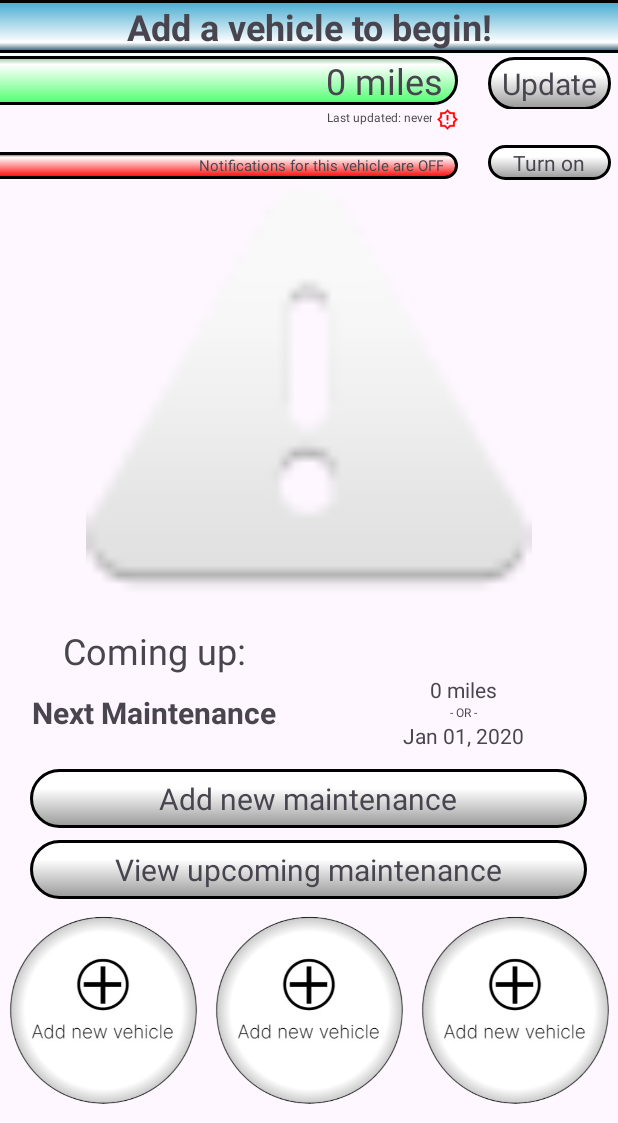
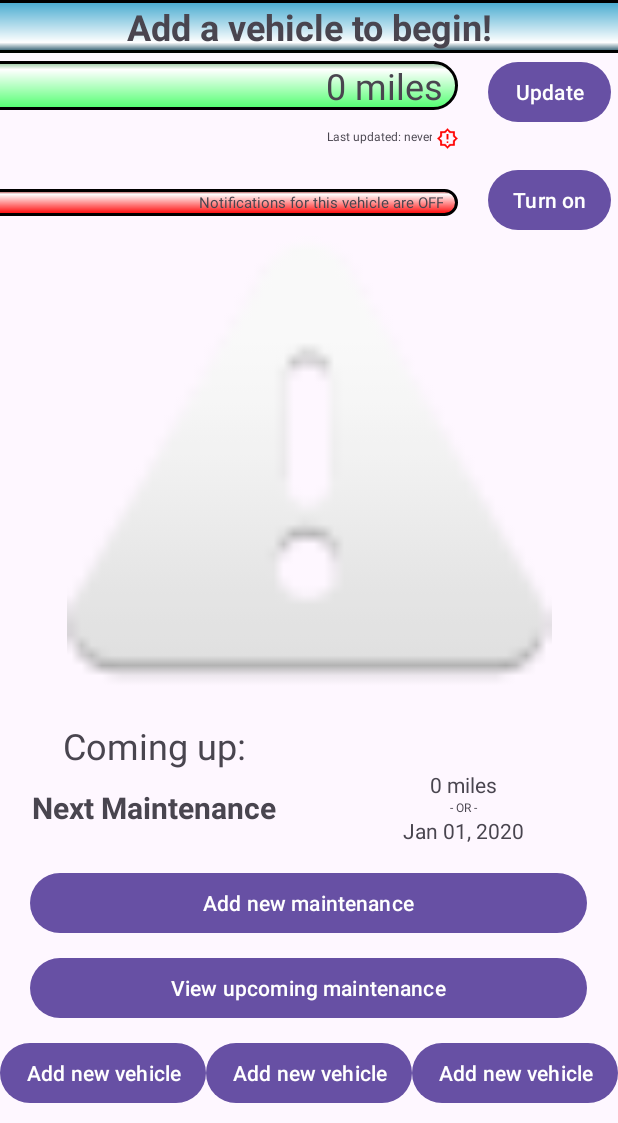
Before and after one commit to siddharth122pathak/CarMaintenanceTracker, an Android app: the screen it shows after launch (MainActivity), on a phone screen of 412 x 824 dp, the part 113-1236 px from its top. Run offline under Robolectric (Android 15) with nearby library versions, the phone set to English and light mode, and no system bars; our stand-ins replace navigation-ui.

Commit message:
revert button changes to old purple buttons for now

```diff
--- a/app/src/main/res/layout/fragment_first.xml
+++ b/app/src/main/res/layout/fragment_first.xml
@@ -42,13 +42,11 @@
                 <Space
                         android:layout_width="0dp"
                         android:layout_height="wrap_content" android:layout_weight="5"/>
-                <TextView
+                <Button
                         android:text="Update"
                         android:layout_width="0dp"
                         android:layout_height="wrap_content" android:id="@+id/btn_selected_car_mileage_update"
-                        android:layout_weight="20" android:background="@drawable/gray_button_border_gradient"
-                        android:textAlignment="center" android:textSize="20sp"
-                        android:padding="4dp"/>
+                        android:layout_weight="20" android:paddingLeft="6dp" android:paddingRight="6dp"/>
                 <Space
                         android:layout_width="0dp"
                         android:layout_height="wrap_content" android:layout_weight="1"/>
@@ -94,13 +92,11 @@
                 <Space
                         android:layout_width="0dp"
                         android:layout_height="wrap_content" android:layout_weight="5"/>
-                <TextView
+                <Button
                         android:text="Turn on"
                         android:layout_width="0dp"
                         android:layout_height="wrap_content" android:id="@+id/btn_selected_car_notifications_setting"
-                        android:layout_weight="20" android:background="@drawable/gray_button_border_gradient"
-                        android:textAlignment="center" android:textSize="14sp"
-                        android:padding="2dp"/>
+                        android:layout_weight="20" android:paddingLeft="6dp" android:paddingRight="6dp"/>
                 <Space
                         android:layout_width="0dp"
                         android:layout_height="wrap_content" android:layout_weight="1"/>
@@ -165,13 +161,11 @@
                 <Space
                         android:layout_width="0dp"
                         android:layout_height="wrap_content" android:layout_weight="5"/>
-                <TextView
+                <Button
                         android:text="Add new maintenance"
                         android:layout_width="0dp"
                         android:layout_height="wrap_content" android:id="@+id/btn_add_new_maintenance"
-                        android:background="@drawable/gray_button_border_gradient"
-                        android:textAlignment="center" android:textSize="20sp"
-                        android:padding="6dp" android:layout_weight="90"/>
+                        android:layout_weight="90"/>
                 <Space
                         android:layout_width="0dp"
                         android:layout_height="wrap_content" android:layout_weight="5"/>
@@ -186,13 +180,11 @@
                 <Space
                         android:layout_width="0dp"
                         android:layout_height="wrap_content" android:layout_weight="5"/>
-                <TextView
+                <Button
                         android:text="View upcoming maintenance"
                         android:layout_width="0dp"
                         android:layout_height="wrap_content" android:id="@+id/btn_view_upcoming_maintenance"
-                        android:background="@drawable/gray_button_border_gradient"
-                        android:textAlignment="center" android:textSize="20sp"
-                        android:padding="6dp" android:layout_weight="90"/>
+                        android:layout_weight="90"/>
                 <Space
                         android:layout_width="0dp"
                         android:layout_height="wrap_content" android:layout_weight="5"/>
@@ -203,19 +195,22 @@
             <LinearLayout
                     android:orientation="horizontal"
                     android:layout_width="match_parent"
-                    android:layout_height="0dp" android:layout_weight="50">
-                <ImageView
-                        android:src="@drawable/circle_button_add"
+                    android:layout_height="wrap_content">
+                <Button
+                        android:text="Add new vehicle"
                         android:layout_width="wrap_content"
-                        android:layout_height="wrap_content" android:id="@+id/btn_vehicle_1" android:layout_weight="1"/>
-                <ImageView
-                        android:src="@drawable/circle_button_add"
+                        android:layout_height="wrap_content" android:id="@+id/btn_vehicle_1" android:layout_weight="1"
+                        android:paddingLeft="6dp" android:paddingRight="6dp"/>
+                <Button
+                        android:text="Add new vehicle"
                         android:layout_width="wrap_content"
-                        android:layout_height="wrap_content" android:id="@+id/btn_vehicle_2" android:layout_weight="1"/>
-                <ImageView
-                        android:src="@drawable/circle_button_add"
+                        android:layout_height="wrap_content" android:id="@+id/btn_vehicle_2" android:layout_weight="1"
+                        android:paddingLeft="6dp" android:paddingRight="6dp"/>
+                <Button
+                        android:text="Add new vehicle"
                         android:layout_width="wrap_content"
-                        android:layout_height="wrap_content" android:id="@+id/btn_vehicle_3" android:layout_weight="1"/>
+                        android:layout_height="wrap_content" android:id="@+id/btn_vehicle_3" android:layout_weight="1"
+                        android:paddingLeft="6dp" android:paddingRight="6dp"/>
             </LinearLayout>
             <Space
                     android:layout_width="wrap_content"
```
